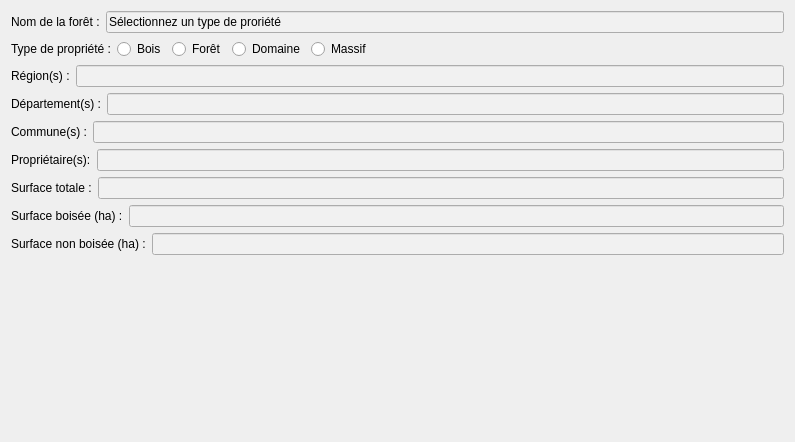
Before: the Qt Designer form qsequoia2/modules/forest_data/forest_data.ui in SequoiApp/Qsequoia2, drawn with Qt 5.
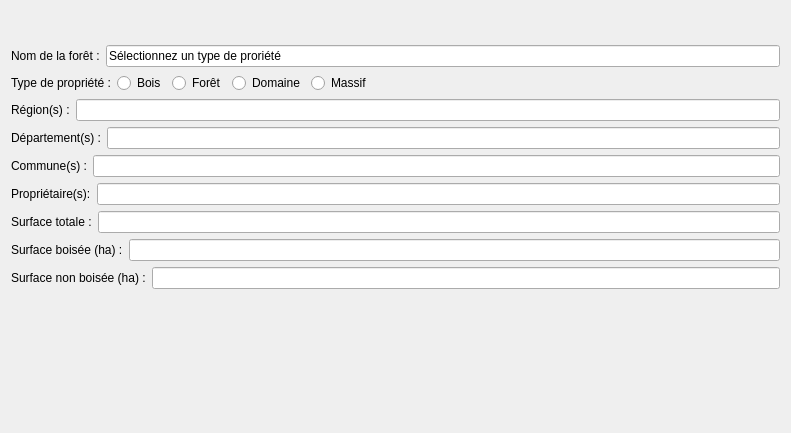
After: the same form once the commit is applied.

What changed in the file:
```diff
--- a/qsequoia2/modules/forest_data/forest_data.ui
+++ b/qsequoia2/modules/forest_data/forest_data.ui
@@ -6,14 +6,21 @@
    <rect>
     <x>0</x>
     <y>0</y>
-    <width>795</width>
-    <height>442</height>
+    <width>791</width>
+    <height>433</height>
    </rect>
   </property>
   <property name="windowTitle">
    <string>Choix de forêt</string>
   </property>
   <layout class="QVBoxLayout" name="verticalLayout">
+   <item>
+    <widget class="QLabel" name="lbl_ua_status">
+     <property name="text">
+      <string>&lt;html&gt;&lt;head/&gt;&lt;body&gt;&lt;p align=&quot;right&quot;&gt;&lt;br/&gt;&lt;/p&gt;&lt;/body&gt;&lt;/html&gt;</string>
+     </property>
+    </widget>
+   </item>
    <item>
     <layout class="QHBoxLayout" name="horizontalLayout_2">
      <item>
@@ -29,9 +36,7 @@
         <bool>true</bool>
        </property>
        <property name="styleSheet">
-        <string notr="true">background-color: rgb(241, 241, 241);
-border-color: rgb(241, 241, 241);
-font: 75 9pt &quot;Garamond&quot;;</string>
+        <string notr="true"/>
        </property>
        <property name="text">
         <string>Sélectionnez un type de proriété</string>
@@ -110,8 +115,7 @@
         <bool>true</bool>
        </property>
        <property name="styleSheet">
-        <string notr="true">background-color: rgb(241, 241, 241);
-font: 9pt &quot;Garamond&quot;;</string>
+        <string notr="true"/>
        </property>
        <property name="readOnly">
         <bool>true</bool>
@@ -135,8 +139,7 @@
         <bool>true</bool>
        </property>
        <property name="styleSheet">
-        <string notr="true">background-color: rgb(241, 241, 241);
-font: 9pt &quot;Garamond&quot;;</string>
+        <string notr="true"/>
        </property>
        <property name="readOnly">
         <bool>true</bool>
@@ -160,8 +163,7 @@
         <bool>true</bool>
        </property>
        <property name="styleSheet">
-        <string notr="true">background-color: rgb(241, 241, 241);
-font: 9pt &quot;Garamond&quot;;</string>
+        <string notr="true"/>
        </property>
        <property name="readOnly">
         <bool>true</bool>
@@ -185,8 +187,7 @@
         <bool>true</bool>
        </property>
        <property name="styleSheet">
-        <string notr="true">background-color: rgb(241, 241, 241);
-font: 9pt &quot;Garamond&quot;;</string>
+        <string notr="true"/>
        </property>
        <property name="readOnly">
         <bool>true</bool>
@@ -210,8 +211,7 @@
         <bool>true</bool>
        </property>
        <property name="styleSheet">
-        <string notr="true">background-color: rgb(241, 241, 241);
-font: 9pt &quot;Garamond&quot;;</string>
+        <string notr="true"/>
        </property>
        <property name="readOnly">
         <bool>true</bool>
@@ -235,8 +235,7 @@
         <bool>true</bool>
        </property>
        <property name="styleSheet">
-        <string notr="true">background-color: rgb(241, 241, 241);
-font: 9pt &quot;Garamond&quot;;</string>
+        <string notr="true"/>
        </property>
        <property name="readOnly">
         <bool>true</bool>
@@ -260,8 +259,7 @@
         <bool>true</bool>
        </property>
        <property name="styleSheet">
-        <string notr="true">background-color: rgb(241, 241, 241);
-font: 9pt &quot;Garamond&quot;;</string>
+        <string notr="true"/>
        </property>
        <property name="readOnly">
         <bool>true</bool>
```
